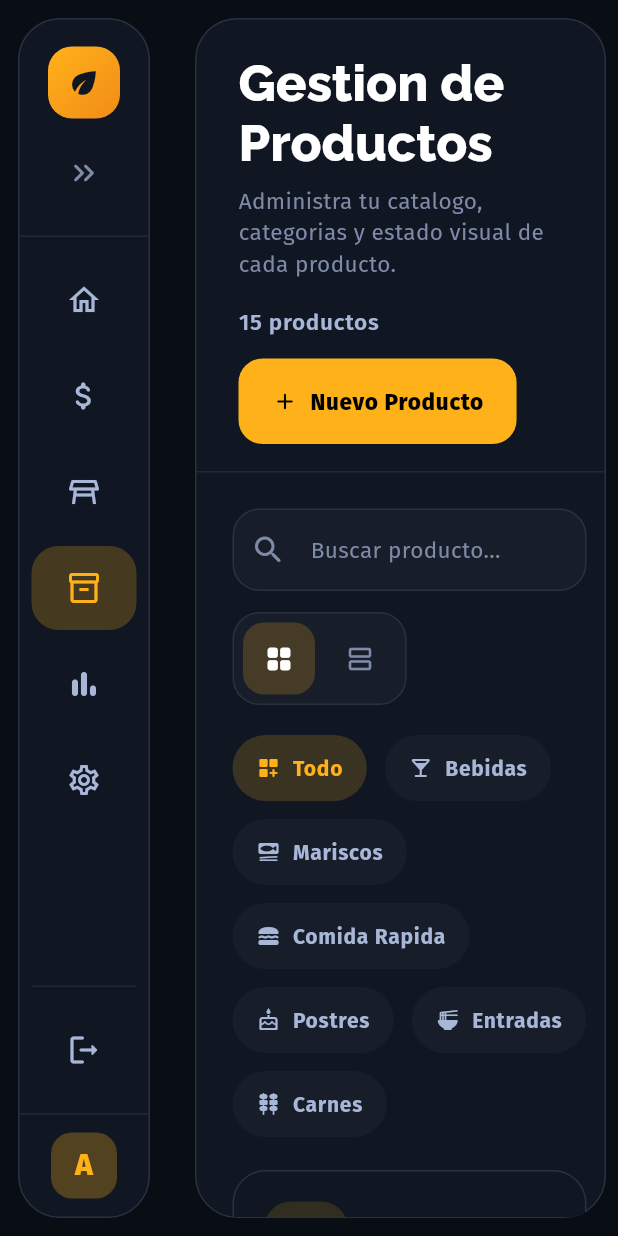
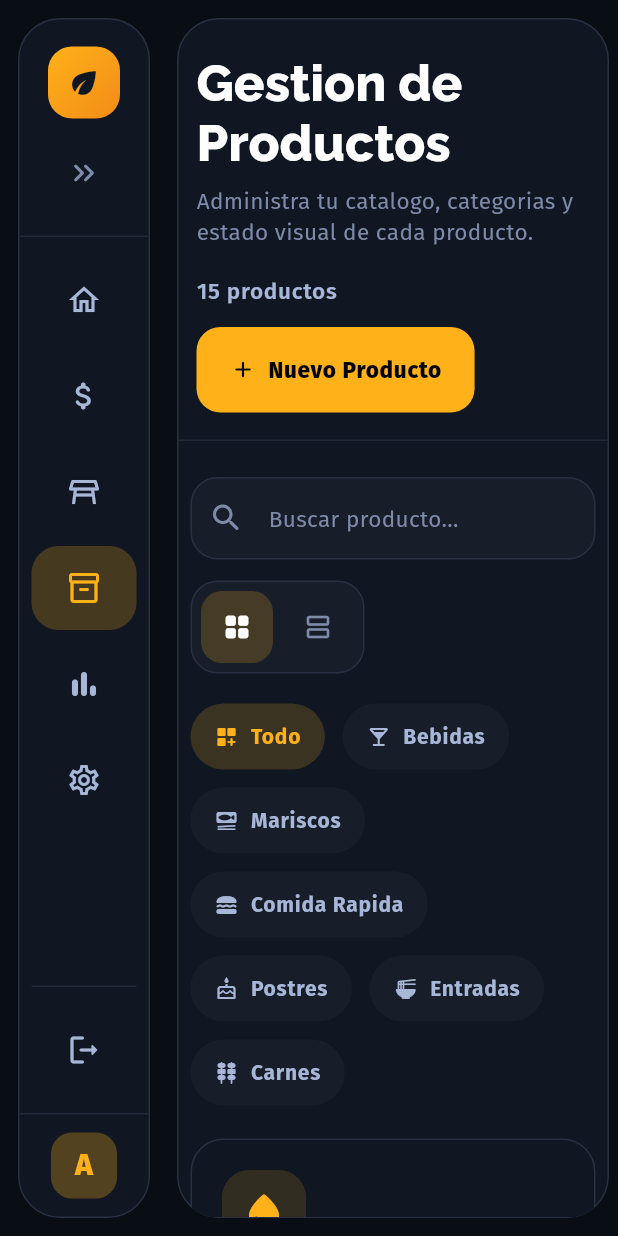
Before and after one commit to JHortiz23/nativus-pos-desktop, a Flutter app: the ProductsPage screen opened by its route, on a phone screen of 412 x 824 dp. Run offline on Flutter 3.47's test engine with Material 3 defaults, Android fonts, the phone set to English and light mode, and no system bars; our stand-ins replace flutter_bloc, flutter_dotenv, get_it, go_router, google_fonts, shared_preferences; accounts and stored records are empty.

Commit message:
Reduce horizontal paddings in UI pages
Make layouts more compact and consistent by reducing horizontal padding/margins. Changes: in app_shell_page adjust animated container padding (left from 18/24 -> 6/8, bottom from 8/12 -> 6/8 for compact/regular); in products_page update header padding from EdgeInsets.fromLTRB(28,22,16,18) to (12,22,12,18) and main scroll padding from (24,24,12,24) to (8,24,8,24). This tightens spacing, especially on narrower screens.

```diff
--- a/lib/features/app_shell/presentation/pages/app_shell_page.dart
+++ b/lib/features/app_shell/presentation/pages/app_shell_page.dart
@@ -206,9 +206,9 @@ class _AppShellPageState extends State<AppShellPage> {
                     curve: Curves.easeOutCubic,
                     margin: EdgeInsets.fromLTRB(0, 12, 0, 12),
                     padding: EdgeInsets.fromLTRB(
-                      isCompact ? 18 : 24,
+                      isCompact ? 6 : 8,
                       0,
-                      isCompact ? 8 : 12,
+                      isCompact ? 6 : 8,
                       0,
                     ),
                     decoration: BoxDecoration(
--- a/lib/features/products/presentation/pages/products_page.dart
+++ b/lib/features/products/presentation/pages/products_page.dart
@@ -224,7 +224,7 @@ class _ProductsPageState extends State<ProductsPage> {
       child: Column(
         children: [
           Padding(
-            padding: const EdgeInsets.fromLTRB(28, 22, 16, 18),
+            padding: const EdgeInsets.fromLTRB(12, 22, 12, 18),
             child: LayoutBuilder(
               builder: (context, constraints) {
                 final isCompactHeader = constraints.maxWidth < 760;
@@ -334,7 +334,7 @@ class _ProductsPageState extends State<ProductsPage> {
                   controller: _scrollController,
                   child: SingleChildScrollView(
                     controller: _scrollController,
-                    padding: const EdgeInsets.fromLTRB(24, 24, 12, 24),
+                    padding: const EdgeInsets.fromLTRB(8, 24, 8, 24),
                     child: Column(
                       crossAxisAlignment: CrossAxisAlignment.start,
                       children: [
```
